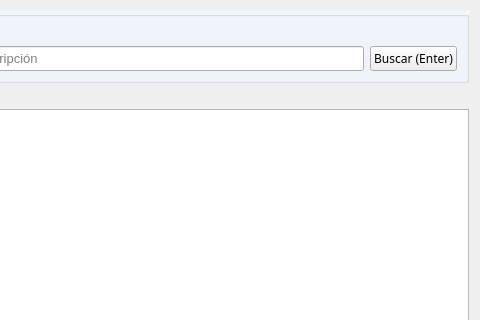
The window that gui/listas/articulos_lista.ui (Lonaris/Corupel) describes before a commit, drawn with Qt 5; both pictures show x 101 to 581 and y 0 to 320 of the 581 by 554 pixel window.
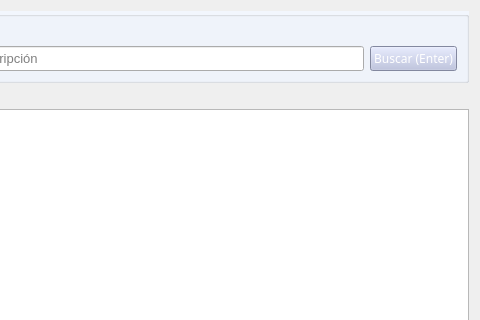
The same window after the commit. Icons and pictures are not drawn.

```diff
--- a/gui/listas/articulos_lista.ui
+++ b/gui/listas/articulos_lista.ui
@@ -71,7 +71,14 @@
            </font>
           </property>
           <property name="styleSheet">
-           <string notr="true"/>
+           <string notr="true">#btn_buscar{
+background-color:#B7BEDF;
+color: #FFFFFF;
+}
+
+#btn_buscar:hover{
+background-color: #BAC1D7 
+	}</string>
           </property>
           <property name="text">
            <string>Buscar (Enter)</string>
```
